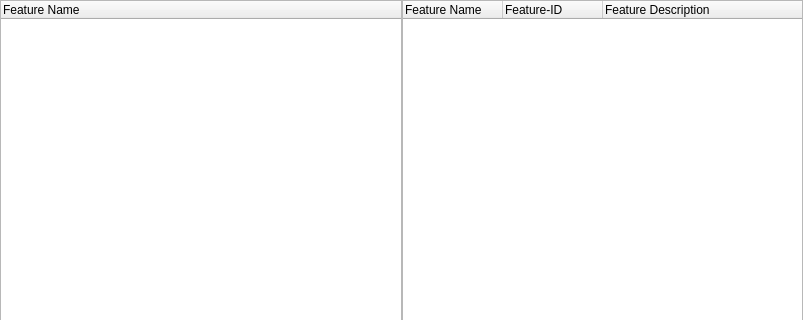
The window that Include/imtlicgui/CFeaturePackageGuiComp.ui (ImagingTools/ImtCore) describes before a commit, drawn with Qt 5; both pictures show x 0 to 803 and y 0 to 320 of the 803 by 495 pixel window.
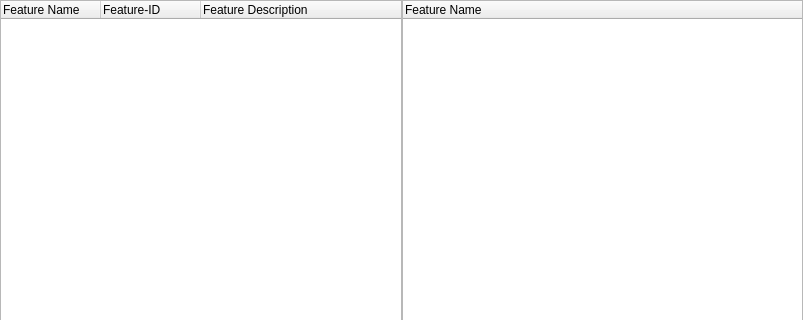
The same window after the commit. The open tabs and pages were chosen to show the change.

```diff
--- a/Include/imtlicgui/CFeaturePackageGuiComp.ui
+++ b/Include/imtlicgui/CFeaturePackageGuiComp.ui
@@ -120,6 +120,16 @@
            <string>Feature Name</string>
           </property>
          </column>
+         <column>
+          <property name="text">
+           <string>Feature-ID</string>
+          </property>
+         </column>
+         <column>
+          <property name="text">
+           <string>Feature Description</string>
+          </property>
+         </column>
         </widget>
        </item>
        <item>
@@ -148,16 +158,6 @@
            <string>Feature Name</string>
           </property>
          </column>
-         <column>
-          <property name="text">
-           <string>Feature-ID</string>
-          </property>
-         </column>
-         <column>
-          <property name="text">
-           <string>Feature Description</string>
-          </property>
-         </column>
         </widget>
        </item>
       </layout>
```
